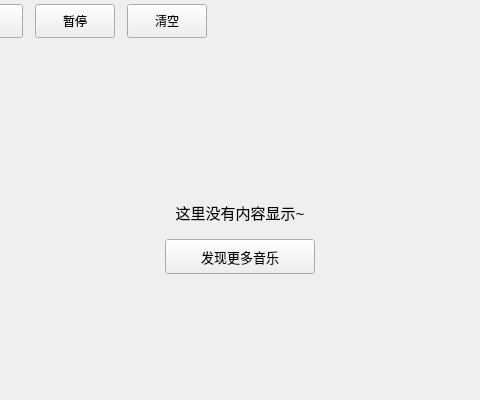
Above: KuGouStart/MusicCloudDisk/UploadingSong/UploadingSong.ui from a-mo-xi-wei/Qt-KuGouAppClient before the change; both pictures show x 160 to 640 and y 0 to 400 of the 800 by 400 pixel window. Below: the same form after it.
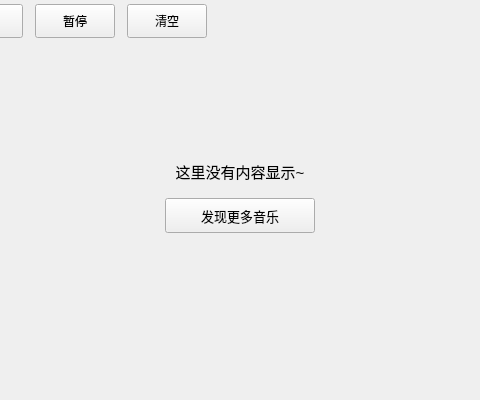
That is the form after the change.

```diff
--- a/KuGouStart/MusicCloudDisk/UploadingSong/UploadingSong.ui
+++ b/KuGouStart/MusicCloudDisk/UploadingSong/UploadingSong.ui
@@ -138,7 +138,7 @@
    </item>
    <item>
     <widget class="QWidget" name="widget_3" native="true">
-     <layout class="QVBoxLayout" name="verticalLayout" stretch="1,1,1">
+     <layout class="QVBoxLayout" name="verticalLayout" stretch="2,1,3">
       <item>
        <spacer name="verticalSpacer_2">
         <property name="orientation">
```
